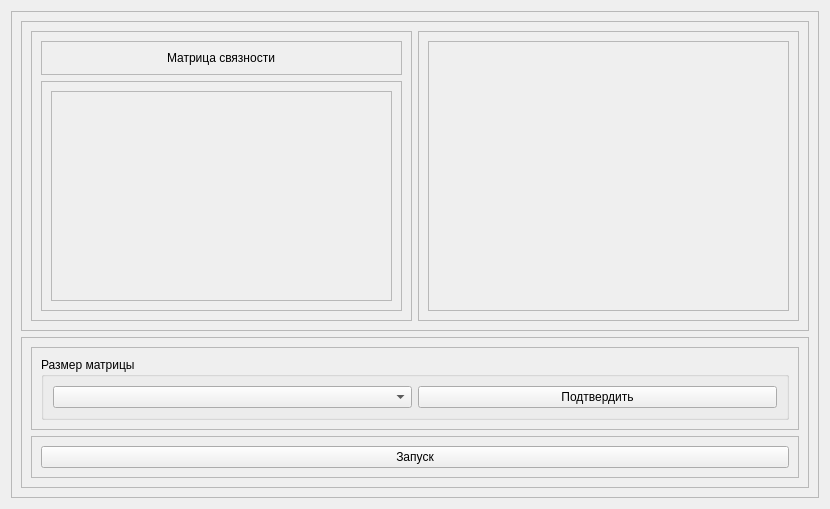
First picture: the form in warshall_algo_widget.ui, repository Lunovoy/graph-algorithms, before the edit.
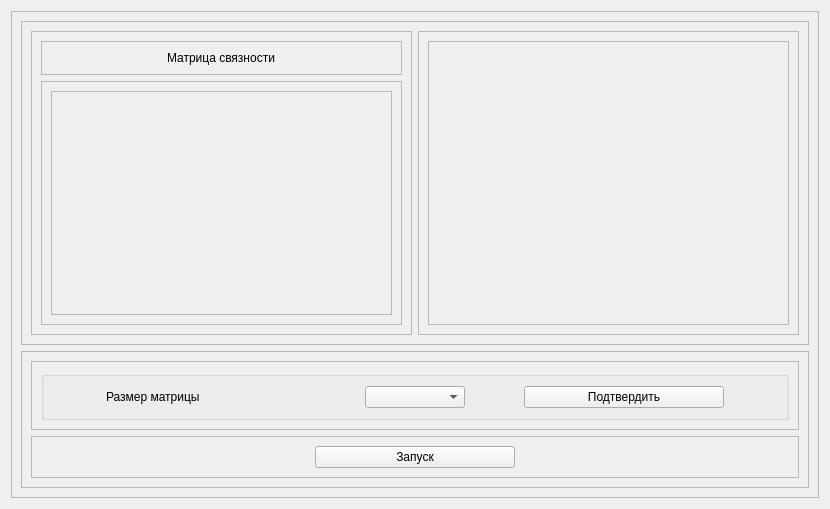
Second picture: the form after the edit.

What changed in the file:
```diff
--- a/warshall_algo_widget.ui
+++ b/warshall_algo_widget.ui
@@ -92,7 +92,7 @@
                     <x>0</x>
                     <y>0</y>
                     <width>341</width>
-                    <height>212</height>
+                    <height>226</height>
                    </rect>
                   </property>
                   <layout class="QVBoxLayout" name="verticalLayout_22"/>
@@ -125,7 +125,7 @@
                  <x>0</x>
                  <y>0</y>
                  <width>361</width>
-                 <height>272</height>
+                 <height>286</height>
                 </rect>
                </property>
                <layout class="QVBoxLayout" name="verticalLayout_6"/>
@@ -138,7 +138,7 @@
         </layout>
        </widget>
       </item>
-      <item>
+      <item alignment="Qt::AlignBottom">
        <widget class="QFrame" name="frame_37">
         <property name="frameShape">
          <enum>QFrame::StyledPanel</enum>
@@ -159,14 +159,46 @@
             <item>
              <widget class="QGroupBox" name="groupBox_1">
               <property name="title">
-               <string>Размер матрицы</string>
+               <string/>
               </property>
               <layout class="QHBoxLayout" name="horizontalLayout_17">
                <item>
-                <widget class="QComboBox" name="cb_size_selection_1"/>
+                <widget class="QLabel" name="label">
+                 <property name="sizePolicy">
+                  <sizepolicy hsizetype="Fixed" vsizetype="Preferred">
+                   <horstretch>0</horstretch>
+                   <verstretch>0</verstretch>
+                  </sizepolicy>
+                 </property>
+                 <property name="maximumSize">
+                  <size>
+                   <width>200</width>
+                   <height>16777215</height>
+                  </size>
+                 </property>
+                 <property name="text">
+                  <string>Размер матрицы</string>
+                 </property>
+                </widget>
                </item>
                <item>
-                <widget class="QPushButton" name="pb_apply_1">
+                <widget class="QComboBox" name="cb_size_selection">
+                 <property name="maximumSize">
+                  <size>
+                   <width>100</width>
+                   <height>16777215</height>
+                  </size>
+                 </property>
+                </widget>
+               </item>
+               <item>
+                <widget class="QPushButton" name="pb_apply">
+                 <property name="maximumSize">
+                  <size>
+                   <width>200</width>
+                   <height>16777215</height>
+                  </size>
+                 </property>
                  <property name="text">
                   <string>Подтвердить</string>
                  </property>
@@ -188,7 +220,13 @@
            </property>
            <layout class="QHBoxLayout" name="horizontalLayout_18">
             <item>
-             <widget class="QPushButton" name="pb_launch_1">
+             <widget class="QPushButton" name="pb_launch">
+              <property name="maximumSize">
+               <size>
+                <width>200</width>
+                <height>16777215</height>
+               </size>
+              </property>
               <property name="text">
                <string>Запуск</string>
               </property>
```
